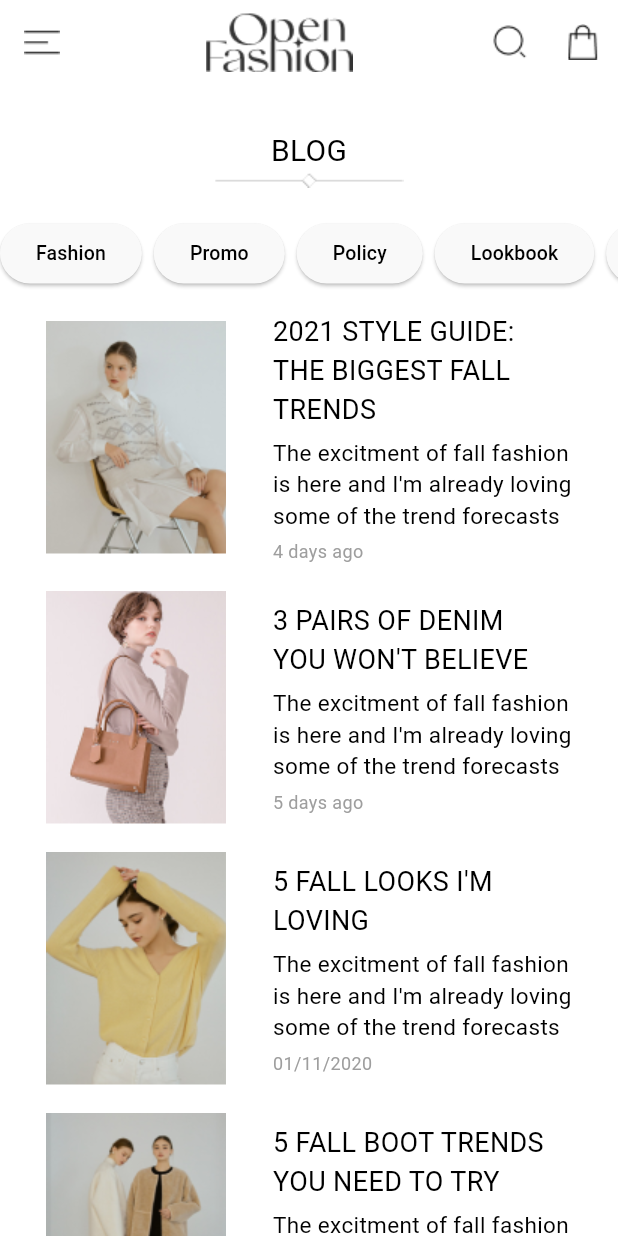
After one commit to Rosesarah15/open_fashion, a Flutter app: the BlogListViewPage screen opened directly, on a phone screen of 412 x 824 dp. The commit adds this screen. Run offline on Flutter 3.47's test engine with Material 3 defaults, Android fonts, the phone set to English and light mode, and no system bars.

Commit message:
added blog list view page

```diff
--- /dev/null
+++ b/lib/Commons/widgets/blog_listview.dart
@@ -0,0 +1,157 @@
+import 'package:flutter/material.dart';
+import 'package:open_fashion/Commons/theme/app_colors.dart';
+import 'package:open_fashion/Commons/widgets/contact.dart';
+
+class BlogListView extends StatelessWidget {
+  const BlogListView({super.key});
+
+  @override
+  Widget build(BuildContext context) {
+    return Container(
+      width: MediaQuery.of(context).size.width,
+      color: Colors.white,
+      child: SingleChildScrollView(
+          scrollDirection: Axis.vertical,
+          child: Column(
+            crossAxisAlignment: CrossAxisAlignment.center,
+            children: [
+              const SizedBox(height: 30),
+              const Text(
+                'BLOG',
+                style: TextStyle(fontSize: 20, color: Colors.black),
+              ),
+              Image.asset('assets/icons/home_divider.png'),
+              const SizedBox(height: 20),
+              SingleChildScrollView(
+                scrollDirection: Axis.horizontal,
+                child: Row(
+                  mainAxisAlignment: MainAxisAlignment.spaceEvenly,
+                  children: [
+                    _buildScrollablebutton(
+                        'Fashion', 13, Colors.black, AppColors.buttonColor),
+                    const SizedBox(width: 8),
+                    _buildScrollablebutton(
+                        'Promo', 13, Colors.black, AppColors.buttonColor),
+                    const SizedBox(width: 8),
+                    _buildScrollablebutton(
+                        'Policy', 13, Colors.black, AppColors.buttonColor),
+                    const SizedBox(width: 8),
+                    _buildScrollablebutton(
+                        'Lookbook', 13, Colors.black, AppColors.buttonColor),
+                    const SizedBox(width: 8),
+                    _buildScrollablebutton(
+                        'Sample', 13, Colors.black, AppColors.buttonColor),
+                  ],
+                ),
+              ),
+              const SizedBox(height: 15),
+              _buildImageTextBlog(
+                  Image.asset(
+                    'assets/images/whitedress.png',
+                  ),
+                  '2021 STYLE GUIDE:\nTHE BIGGEST FALL\nTRENDS',
+                  '4 days ago'),
+              const SizedBox(height: 18),
+              _buildImageTextBlog(
+                  Image.asset(
+                    'assets/images/officewear.png',
+                  ),
+                  "3 PAIRS OF DENIM\nYOU WON'T BELIEVE",
+                  '5 days ago'),
+              const SizedBox(height: 18),
+              _buildImageTextBlog(
+                  Image.asset(
+                    'assets/images/yellowblouse.png',
+                  ),
+                  "5 FALL LOOKS I'M\nLOVING",
+                  '01/11/2020'),
+              const SizedBox(height: 18),
+              _buildImageTextBlog(
+                  Image.asset(
+                    'assets/images/coatboats.png',
+                  ),
+                  "5 FALL BOOT TRENDS\nYOU NEED TO TRY",
+                  '25/10/2021'),
+              const SizedBox(height: 18),
+              _buildImageTextBlog(
+                  Image.asset(
+                    'assets/images/strippedcoat.png',
+                  ),
+                  "2021 STYLE GUIDE:\nTHE BIGGEST FALL\nTRENDS",
+                  '16/10/2021'),
+              const SizedBox(height: 18),
+              _buildImageTextBlog(
+                  Image.asset(
+                    'assets/images/sleavedjacket.png',
+                  ),
+                  "3 PAIRS OF DENIM\nYOU WON'T BELIEVE",
+                  '10/10/2021'),
+              const SizedBox(height: 40),
+              Container(
+                width: 200,
+                height: 50,
+                decoration: BoxDecoration(
+                  border: Border.all(color: Colors.grey),
+                ),
+                child: const Row(
+                  mainAxisAlignment: MainAxisAlignment.center,
+                  children: [
+                    Text(
+                      'LOAD MORE',
+                      style: TextStyle(fontSize: 16, color: Colors.black),
+                    ),
+                    SizedBox(width: 6),
+                    Icon(Icons.add)
+                  ],
+                ),
+              ),
+              const SizedBox(height: 30),
+              buildFooter(context),
+            ],
+          )),
+    );
+  }
+}
+
+Widget _buildScrollablebutton(
+    String text, double fontsize, Color color, Color buttonColor) {
+  return ElevatedButton(
+    onPressed: () {},
+    style: ElevatedButton.styleFrom(backgroundColor: buttonColor),
+    child: Text(
+      text,
+      style: TextStyle(
+        fontSize: fontsize,
+        color: color,
+      ),
+    ),
+  );
+}
+
+Widget _buildImageTextBlog(Image image, String headertext, String period) {
+  return Row(
+    mainAxisAlignment: MainAxisAlignment.spaceEvenly,
+    children: [
+      image,
+      Column(
+        crossAxisAlignment: CrossAxisAlignment.start,
+        children: [
+          Text(
+            headertext,
+            style: const TextStyle(fontSize: 18, color: Colors.black),
+          ),
+          const SizedBox(height: 5),
+          const Text(
+            "The excitment of fall fashion\nis here and I'm already loving\nsome of the trend forecasts ",
+            style: TextStyle(fontSize: 15, color: Colors.black),
+          ),
+          const SizedBox(height: 5),
+          Text(
+            period,
+            style: const TextStyle(fontSize: 12, color: Colors.grey),
+          )
+        ],
+      ),
+    ],
+  );
+}
--- /dev/null
+++ b/lib/Screens/blog_listview_screen.dart
@@ -0,0 +1,18 @@
+import 'package:flutter/material.dart';
+import 'package:open_fashion/Commons/widgets/blog_listview.dart';
+import 'package:open_fashion/Screens/contact_us.dart';
+
+class BlogListViewPage extends StatelessWidget {
+  const BlogListViewPage({super.key});
+
+  @override
+  Widget build(BuildContext context) {
+    return Scaffold(
+      appBar: buildAppBar(
+          appbarColor: Colors.white,
+          imageColor: Colors.black,
+          iconColor: Colors.black),
+      body: const BlogListView(),
+    );
+  }
+}
```
Also changed, not shown: lib/Commons/widgets/category_gridviewcoats.dart (added, +264 -0 lines), lib/Commons/widgets/new_arrival.dart (+19 -2 lines), lib/Screens/category_gridviewcoats.dart (added, +18 -0 lines), assets/icons/Listview.png (added), assets/images/coatboats.png (added), assets/images/creamjacket.png (added), assets/images/creamsweater.png (added), assets/images/jackety.png (added), assets/images/officewear.png (added), assets/images/sleavedjacket.png (added), assets/images/strippedcoat.png (added), assets/images/whitedress.png (added), assets/images/yellowblouse.png (added).
